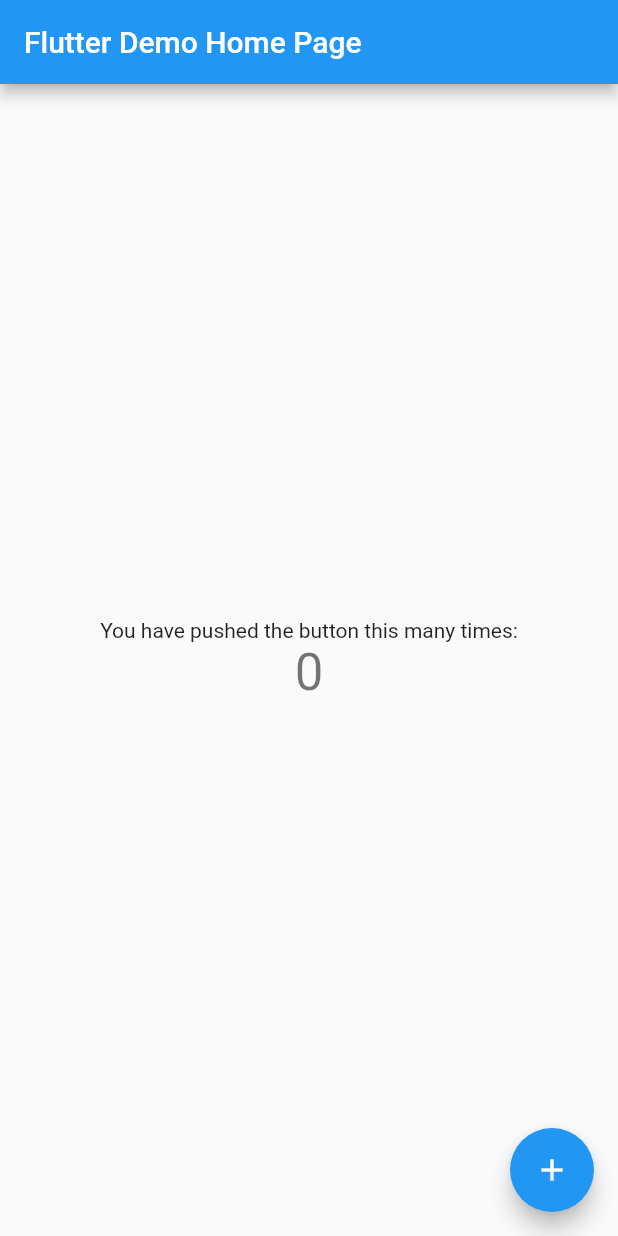
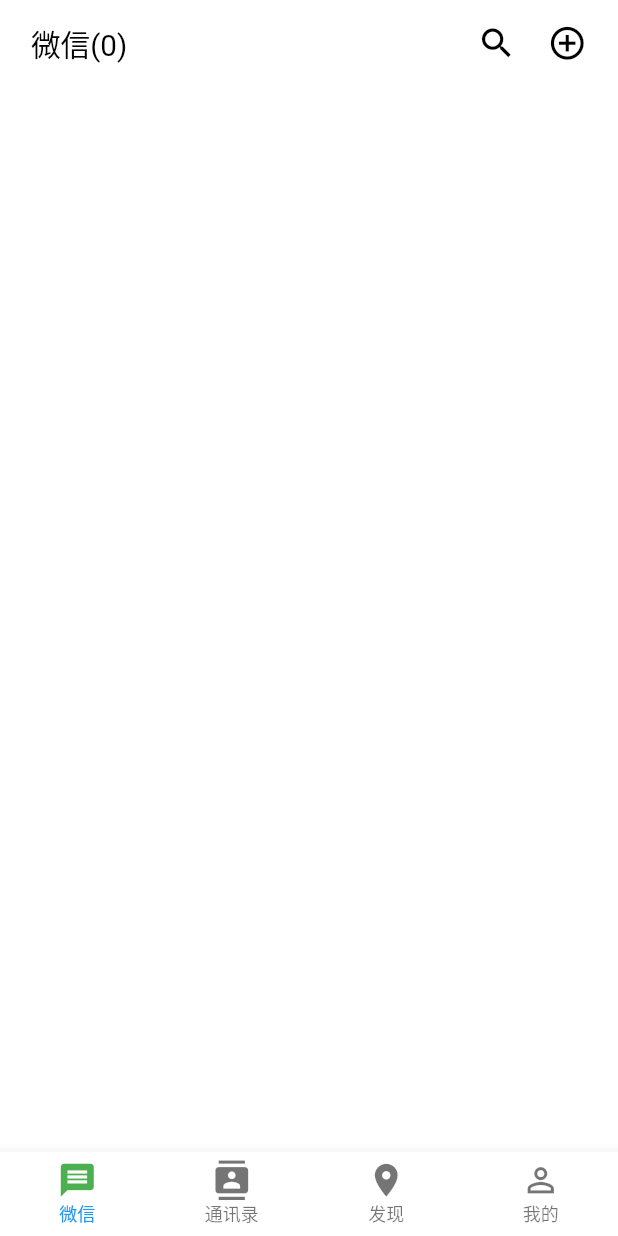
Before and after one commit to 404King/master, a Flutter app: the screen it shows after launch, on a phone screen of 412 x 824 dp. Run offline on Flutter 3.47's test engine with Material 2 defaults, Android fonts, the phone set to English and light mode, and no system bars; our stand-ins replace flutter_screenutil.

Commit message:
部分页面的修改

```diff
--- /dev/null
+++ b/lib/bottomArchitecturePage.dart
@@ -0,0 +1,79 @@
+import 'package:flutter/material.dart';
+import 'package:flutter_weixin/page/contacts.dart';
+import 'package:flutter_weixin/page/founds.dart';
+import 'package:flutter_weixin/page/home.dart';
+import 'package:flutter_weixin/page/mine.dart';
+import 'package:flutter_weixin/style/styleColors.dart';
+import 'package:flutter_screenutil/flutter_screenutil.dart';
+
+class BottomArchitecture extends StatefulWidget {
+  @override
+  State<StatefulWidget> createState() {
+    // TODO: implement createState
+    return _BottomArchitecture();
+  }
+}
+
+
+class _BottomArchitecture extends State<BottomArchitecture> {
+  int currentItem = 0;
+  StatefulWidget _currentPage;
+  List<StatefulWidget> _pageList = [
+    new Home(),
+    new Contacts(),
+    new Founds(),
+    new Mine(),
+  ];
+
+  @override
+  void initState() {
+    _currentPage = _pageList[0];
+    super.initState();
+  }
+
+  @override
+  Widget build(BuildContext context) {
+    ScreenUtil.init(context, width: 750, height: 1334);
+    // TODO: implement build
+    return  new Scaffold(
+      body: _currentPage,
+      bottomNavigationBar: new BottomNavigationBar(
+        backgroundColor: StyleColors.B_White,
+        items: <BottomNavigationBarItem>[
+          BottomNavigationBarItem(
+              icon: new Icon(Icons.message, color: StyleColors.B_Black54, size: ScreenUtil().setSp(48),),
+              activeIcon: new Icon(Icons.message, color: StyleColors.B_Green, size: ScreenUtil().setSp(48),),
+              title: new Text("微信", style: TextStyle(color: StyleColors.B_Black54, fontSize: ScreenUtil().setSp(24), fontWeight: FontWeight.w100),)
+          ),
+          BottomNavigationBarItem(
+              icon: new Icon(Icons.contacts, color: StyleColors.B_Black54, size: ScreenUtil().setSp(48),),
+              activeIcon: new Icon(Icons.contacts, color: StyleColors.B_Green, size: ScreenUtil().setSp(48),),
+              title: new Text("通讯录", style: TextStyle(color: StyleColors.B_Black54, fontSize: ScreenUtil().setSp(24), fontWeight: FontWeight.w100),)
+          ),
+          BottomNavigationBarItem(
+              icon: new Icon(Icons.room, color: StyleColors.B_Black54, size: ScreenUtil().setSp(48),),
+              activeIcon: new Icon(Icons.room, color: StyleColors.B_Green, size: ScreenUtil().setSp(48),),
+              title: new Text("发现", style: TextStyle(color: StyleColors.B_Black54, fontSize: ScreenUtil().setSp(24), fontWeight: FontWeight.w100),)
+          ),
+          BottomNavigationBarItem(
+              icon: new Icon(Icons.perm_identity, color: StyleColors.B_Black54, size: ScreenUtil().setSp(48),),
+              activeIcon: new Icon(Icons.perm_identity, color: StyleColors.B_Green, size: ScreenUtil().setSp(48),),
+              title: new Text("我的", style: TextStyle(color: StyleColors.B_Black54, fontSize: ScreenUtil().setSp(24), fontWeight: FontWeight.w100),)
+          ),
+        ],
+        currentIndex: currentItem,
+        showUnselectedLabels:true,
+        selectedFontSize: 12,
+        type: BottomNavigationBarType.fixed,
+        elevation: 7.0,
+        onTap: (index){
+         setState(() {
+           currentItem = index;
+           _currentPage = _pageList[index];
+         });
+        },
+      ),
+    );
+  }
+
+}
--- a/lib/main.dart
+++ b/lib/main.dart
@@ -1,6 +1,13 @@
+import 'package:flutter/cupertino.dart';
 import 'package:flutter/material.dart';
+import 'package:flutter/services.dart';
+import 'package:flutter_weixin/bottomArchitecturePage.dart';
 
-void main() => runApp(MyApp());
+void main(){
+  runApp(MyApp());
+  SystemUiOverlayStyle systemUiOverlayStyle = SystemUiOverlayStyle(statusBarColor: Colors.transparent, statusBarIconBrightness: Brightness.dark);
+  SystemChrome.setSystemUIOverlayStyle(systemUiOverlayStyle);
+}
 
 class MyApp extends StatelessWidget {
   // This widget is the root of your application.
@@ -20,92 +27,7 @@ class MyApp extends StatelessWidget {
         // is not restarted.
         primarySwatch: Colors.blue,
       ),
-      home: MyHomePage(title: 'Flutter Demo Home Page'),
+      home: BottomArchitecture(),
     );
   }
 }
-
-class MyHomePage extends StatefulWidget {
-  MyHomePage({Key key, this.title}) : super(key: key);
-
-  // This widget is the home page of your application. It is stateful, meaning
-  // that it has a State object (defined below) that contains fields that affect
-  // how it looks.
-
-  // This class is the configuration for the state. It holds the values (in this
-  // case the title) provided by the parent (in this case the App widget) and
-  // used by the build method of the State. Fields in a Widget subclass are
-  // always marked "final".
-
-  final String title;
-
-  @override
-  _MyHomePageState createState() => _MyHomePageState();
-}
-
-class _MyHomePageState extends State<MyHomePage> {
-  int _counter = 0;
-
-  void _incrementCounter() {
-    setState(() {
-      // This call to setState tells the Flutter framework that something has
-      // changed in this State, which causes it to rerun the build method below
-      // so that the display can reflect the updated values. If we changed
-      // _counter without calling setState(), then the build method would not be
-      // called again, and so nothing would appear to happen.
-      _counter++;
-    });
-  }
-
-  @override
-  Widget build(BuildContext context) {
-    // This method is rerun every time setState is called, for instance as done
-    // by the _incrementCounter method above.
-    //
-    // The Flutter framework has been optimized to make rerunning build methods
-    // fast, so that you can just rebuild anything that needs updating rather
-    // than having to individually change instances of widgets.
-    return Scaffold(
-      appBar: AppBar(
-        // Here we take the value from the MyHomePage object that was created by
-        // the App.build method, and use it to set our appbar title.
-        title: Text(widget.title),
-      ),
-      body: Center(
-        // Center is a layout widget. It takes a single child and positions it
-        // in the middle of the parent.
-        child: Column(
-          // Column is also a layout widget. It takes a list of children and
-          // arranges them vertically. By default, it sizes itself to fit its
-          // children horizontally, and tries to be as tall as its parent.
-          //
-          // Invoke "debug painting" (press "p" in the console, choose the
-          // "Toggle Debug Paint" action from the Flutter Inspector in Android
-          // Studio, or the "Toggle Debug Paint" command in Visual Studio Code)
-          // to see the wireframe for each widget.
-          //
-          // Column has various properties to control how it sizes itself and
-          // how it positions its children. Here we use mainAxisAlignment to
-          // center the children vertically; the main axis here is the vertical
-          // axis because Columns are vertical (the cross axis would be
-          // horizontal).
-          mainAxisAlignment: MainAxisAlignment.center,
-          children: <Widget>[
-            Text(
-              'You have pushed the button this many times:',
-            ),
-            Text(
-              '$_counter',
-              style: Theme.of(context).textTheme.display1,
-            ),
-          ],
-        ),
-      ),
-      floatingActionButton: FloatingActionButton(
-        onPressed: _incrementCounter,
-        tooltip: 'Increment',
-        child: Icon(Icons.add),
-      ), // This trailing comma makes auto-formatting nicer for build methods.
-    );
-  }
-}
--- /dev/null
+++ b/lib/model/model.dart
@@ -0,0 +1,52 @@
+
+class User {
+  String urlPicture;//头像(暂定为图片地址)
+  String nickname;//昵称
+  String wCode; //微信号
+  int gender; //性别 1：男 0：女
+  String address; //地址
+  String personalitySignature; //个性签名
+  //二维码（暂未确定）
+//  User(this.urlPicture, this.nickname, this.code, this.gender, this.address, this.personalitySignature);
+  User();
+  User.fromJson(Map<String, dynamic> json) {
+    urlPicture = json["UrlPicture"];
+    nickname = json["Nickname"];
+    wCode = json["WCode"];
+    gender = json["Gender"];
+    address = json["Address"];
+    personalitySignature = json["PersonalitySignature"];
+  }
+
+  Map<String, dynamic> toJson() => {
+    "UrlPicture":urlPicture,
+    "Nickname":nickname,
+    "WCode":wCode,
+    "Gender":gender,
+    "Address":address,
+    "PersonalitySignature":personalitySignature,
+  };
+}
+
+class Contact {
+  String urlPicture;
+  String nickName;
+  String name;
+  String wCode;
+  String address;
+  Contact();
+  Contact.fromJson(Map<String, dynamic> json) {
+    urlPicture = json["UrlPicture"];
+    nickName = json["NickName"];
+    wCode = json["WCode"];
+    name = json["Name"];
+    address = json["Address"];
+  }
+
+  Map<String, dynamic> toJson() => {
+    "UrlPicture" : urlPicture,
+    "NickName" : nickName,
+    "WCode" : wCode,
+    "Address" : address,
+  };
+}
--- /dev/null
+++ b/lib/page/home.dart
@@ -0,0 +1,86 @@
+import 'package:flutter/material.dart';
+import 'package:flutter_screenutil/flutter_screenutil.dart';
+import 'package:flutter_weixin/model/model.dart';
+import 'package:flutter_weixin/style/styleColors.dart';
+import 'package:flutter_weixin/utils/myBehavior.dart';
+
+class Home extends StatefulWidget {
+  @override
+  State<StatefulWidget> createState() {
+    // TODO: implement createState
+    return _Home();
+  }
+}
+
+class _Home extends State<Home> {
+
+  List<Contact> _contacts = [];
+
+  @override
+  Widget build(BuildContext context) {
+    // TODO: implement build
+    return new Scaffold(
+      backgroundColor: StyleColors.B_White,
+      body: new Container(
+        width: MediaQuery.of(context).size.width,
+        height: MediaQuery.of(context).size.height,
+        alignment: Alignment.center,
+        child: new Column(
+          children: <Widget>[
+            new Container(
+              width: MediaQuery.of(context).size.width,
+              height: MediaQuery.of(context).size.height*0.07,
+              margin: new EdgeInsets.only(top: MediaQuery.of(context).padding.top),
+              child: new Row(
+                children: <Widget>[
+                  new Container(
+                    width: MediaQuery.of(context).size.width*0.5,
+                    padding: new EdgeInsets.only(left: MediaQuery.of(context).size.width*0.05),
+                    alignment: Alignment.centerLeft,
+                    child: new Text("微信(" + _contacts.length.toString() + ")", style: TextStyle(color: Colors.black, fontSize: ScreenUtil().setSp(36)),),
+                  ),
+                  new Container(
+                    width: MediaQuery.of(context).size.width*0.5,
+                    padding: new EdgeInsets.only(right: MediaQuery.of(context).size.width*0.025),
+                    child: new Row(
+                      crossAxisAlignment: CrossAxisAlignment.end,
+                      mainAxisAlignment: MainAxisAlignment.end,
+                      children: <Widget>[
+                        new InkWell(
+                          onTap: (){},
+                          borderRadius: BorderRadius.circular(100.0),
+                          child: new Padding(
+                            padding: new EdgeInsets.all(MediaQuery.of(context).size.width*0.025),
+                            child: new Icon(Icons.search, size: ScreenUtil().setSp(48), color:StyleColors.B_Black,),
+                          ),
+                        ),
+                        new InkWell(
+                          onTap: (){},
+                          borderRadius: BorderRadius.circular(100.0),
+                          child: new Padding(
+                            padding: new EdgeInsets.all(MediaQuery.of(context).size.width*0.025),
+                            child: new Icon(Icons.add_circle_outline, size: ScreenUtil().setSp(48), color:StyleColors.B_Black,),
+                          ),
+                        ),
+                      ],
+                    ),
+                  ),
+                ],
+              ),
+            ),
+            new Container(
+              width: MediaQuery.of(context).size.width,
+              height: MediaQuery.of(context).size.height*0.93 - MediaQuery.of(context).padding.top - 56,
+              child: ScrollConfiguration(
+                behavior: OverScrollBehavior(),
+                child: new Column(
+                  children: <Widget>[],
+                ),
+              ),
+            ),
+          ],
+        ),
+      ),
+    );
+  }
+}
--- /dev/null
+++ b/lib/style/styleColors.dart
@@ -0,0 +1,9 @@
+import 'package:flutter/material.dart';
+
+class StyleColors {
+  static final Color B_Black = Colors.black;
+  static final Color B_White = Colors.white;
+  static final Color B_Green = Colors.green;
+  static final Color B_Grey = Colors.grey[100];
+  static final Color B_Black54 = Colors.black54;
+}
--- a/pubspec.yaml
+++ b/pubspec.yaml
@@ -23,6 +23,7 @@ dependencies:
   # The following adds the Cupertino Icons font to your application.
   # Use with the CupertinoIcons class for iOS style icons.
   cupertino_icons: ^0.1.2
+  flutter_screenutil: ^1.0.2
 
 dev_dependencies:
   flutter_test:
```
Also changed, not shown: lib/page/contacts.dart (added, +24 -0 lines), lib/page/founds.dart (added, +24 -0 lines), lib/page/mine.dart (added, +24 -0 lines), lib/utils/myBehavior.dart (added, +32 -0 lines), pubspec.lock.
